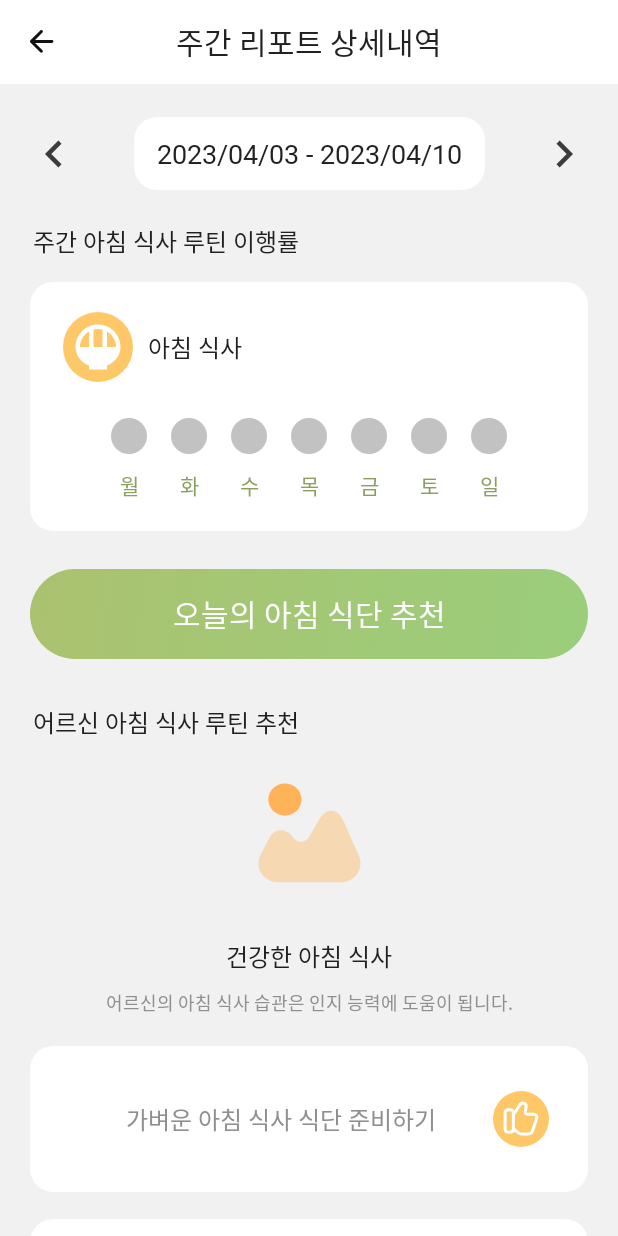
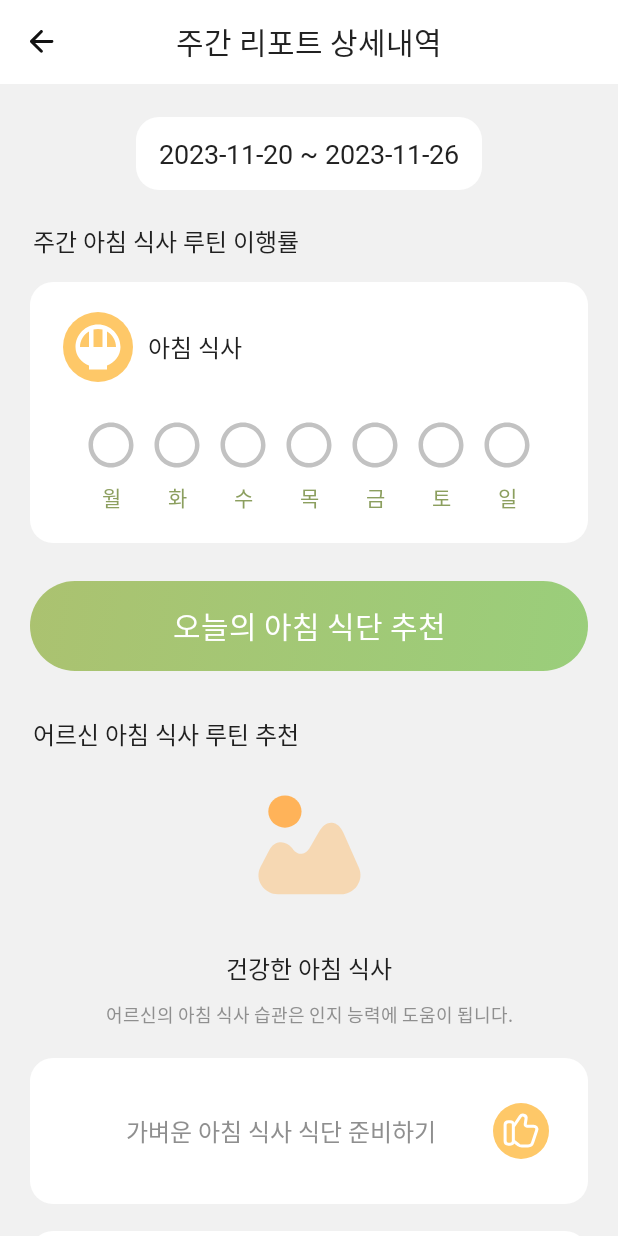
Before and after one commit to CareSheep/CareSheep_Android, an Android app: the GuardianElderWeekReportDetailActivity screen opened directly, with no data from a screen before it, on a phone screen of 412 x 824 dp. Run offline under Robolectric (Android 15) with nearby library versions, the phone set to English and light mode, and no system bars; our stand-ins replace Firebase (no records; nobody signed in at launch, a user with empty details on screens opened directly).

Commit message:
feat: 주간 리포트 상세 내역 - 루틴 수행 여부 반영

```diff
--- a/app/src/main/java/com/swu/caresheep/guardian/home/GuardianHomeFragment.kt
+++ b/app/src/main/java/com/swu/caresheep/guardian/home/GuardianHomeFragment.kt
@@ -54,7 +54,7 @@ class GuardianHomeFragment : Fragment() {
         /**
         * 실시간으로 긴급상황 확인
         * */
-        getEmergencyAlarm()
+        // getEmergencyAlarm()
 
         binding = FragmentGuardianHomeBinding.inflate(inflater, container, false)
 
--- a/app/src/main/java/com/swu/caresheep/guardian/report/GuardianElderWeekReportDetailActivity.kt
+++ b/app/src/main/java/com/swu/caresheep/guardian/report/GuardianElderWeekReportDetailActivity.kt
@@ -3,18 +3,50 @@ package com.swu.caresheep.guardian.report
 import android.content.Intent
 import androidx.appcompat.app.AppCompatActivity
 import android.os.Bundle
+import androidx.core.content.res.ResourcesCompat
+import com.google.firebase.database.DataSnapshot
+import com.google.firebase.database.DatabaseError
+import com.google.firebase.database.ValueEventListener
+import com.google.firebase.database.ktx.database
+import com.google.firebase.ktx.Firebase
+import com.swu.caresheep.BuildConfig
 import com.swu.caresheep.R
 import com.swu.caresheep.databinding.ActivityGuardianElderWeekReportDetailBinding
+import com.swu.caresheep.start.user_id
 import com.swu.caresheep.utils.dialog.InputDialog
+import java.time.DayOfWeek
+import java.time.LocalDate
+import java.time.format.DateTimeFormatter
 
 class GuardianElderWeekReportDetailActivity : AppCompatActivity() {
 
     private lateinit var binding: ActivityGuardianElderWeekReportDetailBinding
 
+    private val today = LocalDate.now()
+    private val dateFormat = DateTimeFormatter.ofPattern("yyyy-MM-dd")
+
+    private val thisMonday = today.with(DayOfWeek.MONDAY)
+
+    private val daysOfWeekFormatted = (0..6).map { thisMonday.plusDays(it.toLong()).format(dateFormat) }
+
+    private val monday = daysOfWeekFormatted[0]
+    private val tuesday = daysOfWeekFormatted[1]
+    private val wednesday = daysOfWeekFormatted[2]
+    private val thursday = daysOfWeekFormatted[3]
+    private val friday = daysOfWeekFormatted[4]
+    private val saturday = daysOfWeekFormatted[5]
+    private val sunday = daysOfWeekFormatted[6]
+
     override fun onCreate(savedInstanceState: Bundle?) {
         super.onCreate(savedInstanceState)
         binding = ActivityGuardianElderWeekReportDetailBinding.inflate(layoutInflater)
         setContentView(binding.root)
+
+        // 주간 날짜 업데이트
+        "$monday ~ $sunday".also { binding.tvWeekDate.text = it }
+
+        // 아침, 점심, 저녁, 운동 주간 루틴 수행 여부 업데이트
+        updateBreakfastThisWeek("Breakfast")
 
         // 오늘의 식단 추천
         binding.btnRoutineRecommend.setOnClickListener {
@@ -50,4 +82,46 @@ class GuardianElderWeekReportDetailActivity : AppCompatActivity() {
         }
     }
 
+    /**
+     * 어르신 주간 루틴 수행 여부 업데이트
+     */
+    private fun updateBreakfastThisWeek(routineName: String) {
+        val dayTextViewMap = mapOf(
+            monday to binding.tvRoutineCheckMon,
+            tuesday to binding.tvRoutineCheckTue,
+            wednesday to binding.tvRoutineCheckWed,
+            thursday to binding.tvRoutineCheckThu,
+            friday to binding.tvRoutineCheckFri,
+            saturday to binding.tvRoutineCheckSat,
+            sunday to binding.tvRoutineCheckSun,
+        )
+
+        Firebase.database(BuildConfig.DB_URL)
+            .getReference(routineName)
+            .orderByChild("user_id")
+            .equalTo(user_id.toDouble())
+            .addListenerForSingleValueEvent(object : ValueEventListener {
+                override fun onDataChange(snapshot: DataSnapshot) {
+                    if (snapshot.exists()) {
+                        for (data in snapshot.children) {
+                            val dateValue = data.child("date").getValue(String::class.java)
+                            val dayTextView = dayTextViewMap[dateValue]
+
+                            if (dayTextView != null) {
+                                val routineDoneValue = data.child("done").getValue(Int::class.java)
+                                if (routineDoneValue == 1) {
+                                    val drawable = ResourcesCompat.getDrawable(resources, R.drawable.baseline_check_circle_24, theme)
+                                    dayTextView.setCompoundDrawablesWithIntrinsicBounds(null, drawable, null, null)
+                                }
+                            }
+                        }
+                    }
+                }
+
+                override fun onCancelled(error: DatabaseError) {
+                    // 쿼리 실행 중 오류 발생 시 처리할 내용
+                }
+            })
+    }
+
 }
--- a/app/src/main/res/drawable/circle_report_routine_check.xml
+++ /dev/null
@@ -1,8 +0,0 @@
-<?xml version="1.0" encoding="utf-8"?>
-<shape xmlns:android="http://schemas.android.com/apk/res/android"
-    android:shape="oval">
-    <solid android:color="@color/gray_500" />
-    <size
-        android:width="24dp"
-        android:height="24dp" />
-</shape>
--- a/app/src/main/res/layout/activity_guardian_elder_week_report_detail.xml
+++ b/app/src/main/res/layout/activity_guardian_elder_week_report_detail.xml
@@ -52,35 +52,9 @@
                 android:gravity="center"
                 android:paddingHorizontal="15dp"
                 android:paddingVertical="12dp"
-                android:text="2023/04/03 - 2023/04/10"
                 app:layout_constraintEnd_toEndOf="parent"
                 app:layout_constraintStart_toStartOf="parent"
                 app:layout_constraintTop_toTopOf="parent" />
-
-            <androidx.appcompat.widget.AppCompatImageButton
-                android:id="@+id/btn_prev_date"
-                android:layout_width="wrap_content"
-                android:layout_height="wrap_content"
-                android:layout_marginStart="24dp"
-                android:background="@color/transparent"
-                android:scaleX="-1"
-                android:src="@drawable/ic_arrow_right_thick"
-                android:tint="@color/gray_900"
-                app:layout_constraintBottom_toBottomOf="@+id/tv_week_date"
-                app:layout_constraintStart_toStartOf="parent"
-                app:layout_constraintTop_toTopOf="@+id/tv_week_date" />
-
-            <androidx.appcompat.widget.AppCompatImageButton
-                android:id="@+id/btn_next_date"
-                android:layout_width="wrap_content"
-                android:layout_height="wrap_content"
-                android:layout_marginEnd="24dp"
-                android:background="@color/transparent"
-                android:src="@drawable/ic_arrow_right_thick"
-                android:tint="@color/gray_900"
-                app:layout_constraintBottom_toBottomOf="@+id/tv_week_date"
-                app:layout_constraintEnd_toEndOf="parent"
-                app:layout_constraintTop_toTopOf="@+id/tv_week_date" />
 
             <androidx.appcompat.widget.AppCompatTextView
                 android:id="@+id/tv_routine_rate_title"
@@ -146,11 +120,11 @@
                         style="@style/Text.Body3"
                         android:layout_width="wrap_content"
                         android:layout_height="wrap_content"
-                        android:drawableTop="@drawable/circle_report_routine_check"
-                        android:drawablePadding="10dp"
+                        android:drawableTop="@drawable/outline_circle_24"
+                        android:drawablePadding="6dp"
                         android:fontFamily="@font/pretendard_medium"
                         android:gravity="bottom|center"
-                        android:paddingHorizontal="8dp"
+                        android:paddingHorizontal="4dp"
                         android:text="@string/mon"
                         android:textColor="@color/olive" />
 
@@ -159,11 +133,11 @@
                         style="@style/Text.Body3"
                         android:layout_width="wrap_content"
                         android:layout_height="wrap_content"
-                        android:drawableTop="@drawable/circle_report_routine_check"
-                        android:drawablePadding="10dp"
+                        android:drawableTop="@drawable/outline_circle_24"
+                        android:drawablePadding="6dp"
                         android:fontFamily="@font/pretendard_medium"
                         android:gravity="bottom|center"
-                        android:paddingHorizontal="8dp"
+                        android:paddingHorizontal="4dp"
                         android:text="@string/tue"
                         android:textColor="@color/olive" />
 
@@ -172,11 +146,11 @@
                         style="@style/Text.Body3"
                         android:layout_width="wrap_content"
                         android:layout_height="wrap_content"
-                        android:drawableTop="@drawable/circle_report_routine_check"
-                        android:drawablePadding="10dp"
+                        android:drawableTop="@drawable/outline_circle_24"
+                        android:drawablePadding="6dp"
                         android:fontFamily="@font/pretendard_medium"
                         android:gravity="bottom|center"
-                        android:paddingHorizontal="8dp"
+                        android:paddingHorizontal="4dp"
                         android:text="@string/wed"
                         android:textColor="@color/olive" />
 
@@ -185,11 +159,11 @@
                         style="@style/Text.Body3"
                         android:layout_width="wrap_content"
                         android:layout_height="wrap_content"
-                        android:drawableTop="@drawable/circle_report_routine_check"
-                        android:drawablePadding="10dp"
+                        android:drawableTop="@drawable/outline_circle_24"
+                        android:drawablePadding="6dp"
                         android:fontFamily="@font/pretendard_medium"
                         android:gravity="bottom|center"
-                        android:paddingHorizontal="8dp"
+                        android:paddingHorizontal="4dp"
                         android:text="@string/thu"
                         android:textColor="@color/olive" />
 
@@ -198,11 +172,11 @@
                         style="@style/Text.Body3"
                         android:layout_width="wrap_content"
                         android:layout_height="wrap_content"
-                        android:drawableTop="@drawable/circle_report_routine_check"
-                        android:drawablePadding="10dp"
+                        android:drawableTop="@drawable/outline_circle_24"
+                        android:drawablePadding="6dp"
                         android:fontFamily="@font/pretendard_medium"
                         android:gravity="bottom|center"
-                        android:paddingHorizontal="8dp"
+                        android:paddingHorizontal="4dp"
                         android:text="@string/fri"
                         android:textColor="@color/olive" />
 
@@ -211,11 +185,11 @@
                         style="@style/Text.Body3"
                         android:layout_width="wrap_content"
                         android:layout_height="wrap_content"
-                        android:drawableTop="@drawable/circle_report_routine_check"
-                        android:drawablePadding="10dp"
+                        android:drawableTop="@drawable/outline_circle_24"
+                        android:drawablePadding="6dp"
                         android:fontFamily="@font/pretendard_medium"
                         android:gravity="bottom|center"
-                        android:paddingHorizontal="8dp"
+                        android:paddingHorizontal="4dp"
                         android:text="@string/sat"
                         android:textColor="@color/olive" />
 
@@ -224,11 +198,11 @@
                         style="@style/Text.Body3"
                         android:layout_width="wrap_content"
                         android:layout_height="wrap_content"
-                        android:drawableTop="@drawable/circle_report_routine_check"
-                        android:drawablePadding="10dp"
+                        android:drawableTop="@drawable/outline_circle_24"
+                        android:drawablePadding="6dp"
                         android:fontFamily="@font/pretendard_medium"
                         android:gravity="bottom|center"
-                        android:paddingHorizontal="8dp"
+                        android:paddingHorizontal="4dp"
                         android:text="@string/sun"
                         android:textColor="@color/olive" />
 
--- a/app/src/main/res/values/strings.xml
+++ b/app/src/main/res/values/strings.xml
@@ -68,7 +68,7 @@
     <string name="guardian_analysis_result_caption">어르신 리포트 확인하러 가기</string>
 
     <!-- Guardian - Home -->
-    <string name="guardian_home_elder_report_title">어르신 건강 리포트 확인하기</string>
+    <string name="guardian_home_elder_report_title">어르신 생활 리포트 확인하기</string>
     <string name="guardian_home_elder_report_sub_title">지난 생활 기록을 살펴보세요</string>
     <string name="guardian_home_voice_mailbox_title">어르신의 메시지 보기</string>
     <string name="guardian_home_voice_mailbox_sub_title">새로운 메시지를 확인하세요</string>
```
